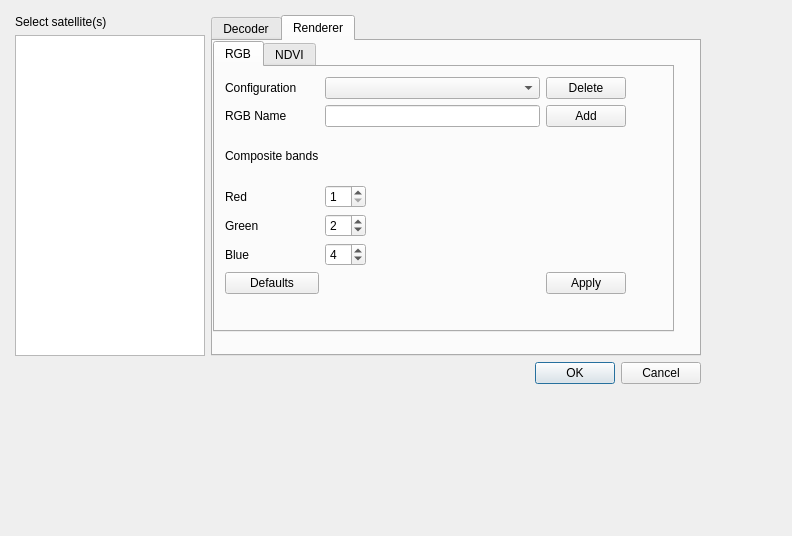
Qt form satellite/property/satpropdialog.ui (poes-weather/poes-usrp) before a commit.
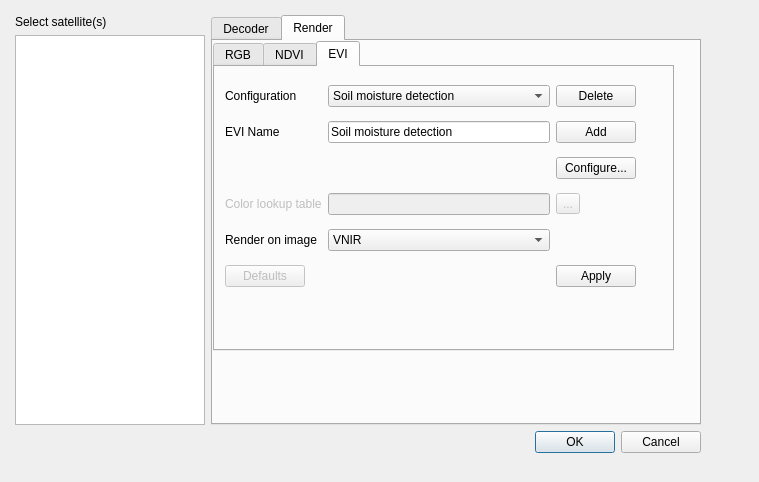
The same form after that commit. The open tabs and pages were chosen to show the change.

Diff of the .ui file:
```diff
--- a/satellite/property/satpropdialog.ui
+++ b/satellite/property/satpropdialog.ui
@@ -6,8 +6,8 @@
    <rect>
     <x>0</x>
     <y>0</y>
-    <width>792</width>
-    <height>536</height>
+    <width>759</width>
+    <height>482</height>
    </rect>
   </property>
   <property name="windowTitle">
@@ -19,7 +19,7 @@
      <x>10</x>
      <y>10</y>
      <width>731</width>
-     <height>451</height>
+     <height>453</height>
     </rect>
    </property>
    <layout class="QGridLayout" name="maingridLayout">
@@ -47,7 +47,7 @@
       <property name="minimumSize">
        <size>
         <width>490</width>
-        <height>341</height>
+        <height>410</height>
        </size>
       </property>
       <property name="maximumSize">
@@ -119,7 +119,7 @@
       </widget>
       <widget class="QWidget" name="tab">
        <attribute name="title">
-        <string>Renderer</string>
+        <string>Render</string>
        </attribute>
        <widget class="QTabWidget" name="tabWidget_2">
         <property name="geometry">
@@ -127,11 +127,11 @@
           <x>0</x>
           <y>0</y>
           <width>461</width>
-          <height>291</height>
+          <height>310</height>
          </rect>
         </property>
         <property name="currentIndex">
-         <number>0</number>
+         <number>2</number>
         </property>
         <widget class="QWidget" name="tab_5">
          <attribute name="title">
@@ -143,7 +143,7 @@
             <x>10</x>
             <y>10</y>
             <width>401</width>
-            <height>217</height>
+            <height>245</height>
            </rect>
           </property>
           <layout class="QGridLayout" name="gridLayout">
@@ -482,6 +482,144 @@
           </layout>
          </widget>
         </widget>
+        <widget class="QWidget" name="tab_3">
+         <attribute name="title">
+          <string>EVI</string>
+         </attribute>
+         <widget class="QWidget" name="layoutWidget">
+          <property name="geometry">
+           <rect>
+            <x>10</x>
+            <y>10</y>
+            <width>411</width>
+            <height>218</height>
+           </rect>
+          </property>
+          <layout class="QGridLayout" name="gridLayout_4">
+           <item row="0" column="0" colspan="2">
+            <widget class="QLabel" name="label_16">
+             <property name="text">
+              <string>Configuration</string>
+             </property>
+            </widget>
+           </item>
+           <item row="0" column="2">
+            <widget class="QComboBox" name="eviCb">
+             <item>
+              <property name="text">
+               <string>Soil moisture detection</string>
+              </property>
+             </item>
+             <item>
+              <property name="text">
+               <string>Snow detection</string>
+              </property>
+             </item>
+             <item>
+              <property name="text">
+               <string>Draught detection</string>
+              </property>
+             </item>
+            </widget>
+           </item>
+           <item row="0" column="3">
+            <widget class="QPushButton" name="delEVIBtn">
+             <property name="text">
+              <string>Delete</string>
+             </property>
+            </widget>
+           </item>
+           <item row="1" column="0">
+            <widget class="QLabel" name="label_17">
+             <property name="text">
+              <string>EVI Name</string>
+             </property>
+            </widget>
+           </item>
+           <item row="1" column="2">
+            <widget class="QLineEdit" name="eviNameEd">
+             <property name="text">
+              <string>Soil moisture detection</string>
+             </property>
+            </widget>
+           </item>
+           <item row="1" column="3">
+            <widget class="QPushButton" name="addEVIBtn">
+             <property name="text">
+              <string>Add</string>
+             </property>
+            </widget>
+           </item>
+           <item row="2" column="3">
+            <widget class="QPushButton" name="confEVIBtn">
+             <property name="text">
+              <string>Configure...</string>
+             </property>
+            </widget>
+           </item>
+           <item row="3" column="0" colspan="2">
+            <widget class="QLabel" name="label_18">
+             <property name="enabled">
+              <bool>false</bool>
+             </property>
+             <property name="text">
+              <string>Color lookup table</string>
+             </property>
+            </widget>
+           </item>
+           <item row="3" column="2">
+            <widget class="QLineEdit" name="eviLUTEd">
+             <property name="enabled">
+              <bool>false</bool>
+             </property>
+            </widget>
+           </item>
+           <item row="3" column="3">
+            <widget class="QToolButton" name="eviLUTBtn">
+             <property name="enabled">
+              <bool>false</bool>
+             </property>
+             <property name="text">
+              <string>...</string>
+             </property>
+            </widget>
+           </item>
+           <item row="4" column="0" colspan="2">
+            <widget class="QLabel" name="label_19">
+             <property name="text">
+              <string>Render on image</string>
+             </property>
+            </widget>
+           </item>
+           <item row="4" column="2">
+            <widget class="QComboBox" name="eviImageCb">
+             <item>
+              <property name="text">
+               <string>VNIR</string>
+              </property>
+             </item>
+            </widget>
+           </item>
+           <item row="5" column="0">
+            <widget class="QPushButton" name="defaulEVIBtn">
+             <property name="enabled">
+              <bool>false</bool>
+             </property>
+             <property name="text">
+              <string>Defaults</string>
+             </property>
+            </widget>
+           </item>
+           <item row="5" column="3">
+            <widget class="QPushButton" name="applyEVIBtn">
+             <property name="text">
+              <string>Apply</string>
+             </property>
+            </widget>
+           </item>
+          </layout>
+         </widget>
+        </widget>
        </widget>
       </widget>
      </widget>
```
Left out of the diff: 8 changed lines with no effect on the pictures.
